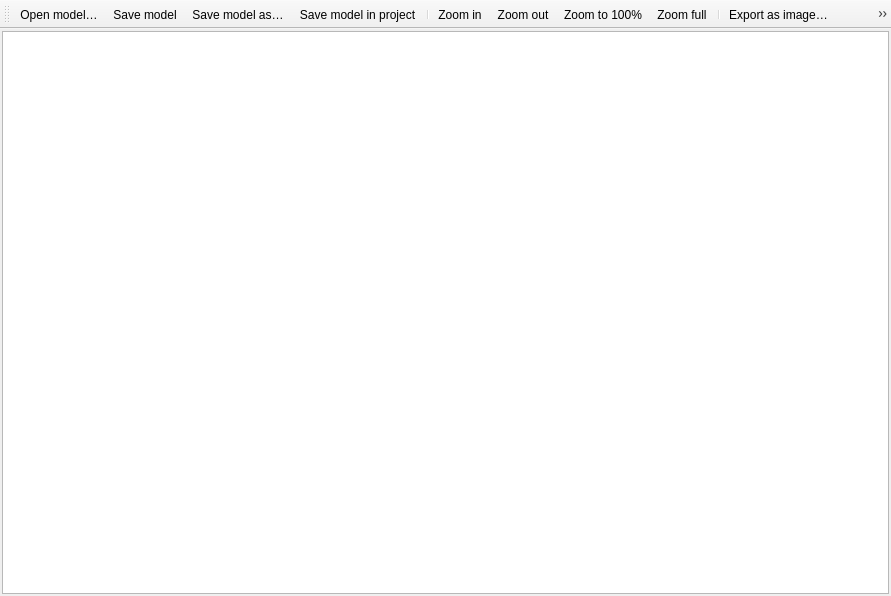
This is python/plugins/processing/ui/DlgModeler.ui in qgis/QGIS as Qt 5 draws it before an edit. The edited form follows.
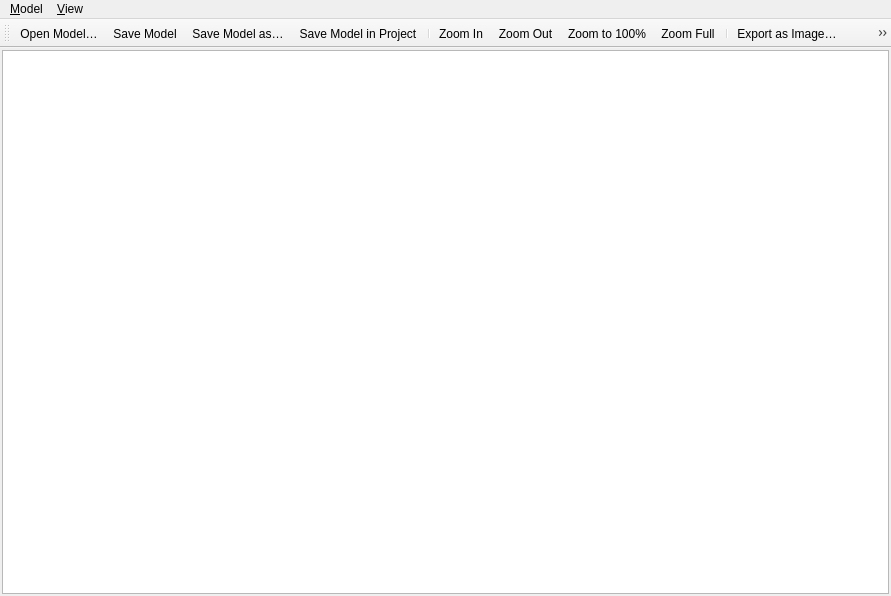
This is the edited form.

Commit message: Add a menu bar to model designer

```diff
--- a/python/plugins/processing/ui/DlgModeler.ui
+++ b/python/plugins/processing/ui/DlgModeler.ui
@@ -35,6 +35,53 @@
     </item>
    </layout>
   </widget>
+  <widget class="QMenuBar" name="mMenu">
+   <property name="geometry">
+    <rect>
+     <x>0</x>
+     <y>0</y>
+     <width>891</width>
+     <height>24</height>
+    </rect>
+   </property>
+   <widget class="QMenu" name="menu_Model">
+    <property name="title">
+     <string>&amp;Model</string>
+    </property>
+    <widget class="QMenu" name="menuExport">
+     <property name="title">
+      <string>Export</string>
+     </property>
+     <addaction name="mActionExportImage"/>
+     <addaction name="mActionExportPdf"/>
+     <addaction name="mActionExportSvg"/>
+     <addaction name="separator"/>
+     <addaction name="mActionExportPython"/>
+    </widget>
+    <addaction name="mActionRun"/>
+    <addaction name="separator"/>
+    <addaction name="mActionOpen"/>
+    <addaction name="mActionSave"/>
+    <addaction name="mActionSaveAs"/>
+    <addaction name="mActionSaveInProject"/>
+    <addaction name="mActionEditHelp"/>
+    <addaction name="separator"/>
+    <addaction name="menuExport"/>
+    <addaction name="separator"/>
+    <addaction name="mActionClose"/>
+   </widget>
+   <widget class="QMenu" name="menu_View">
+    <property name="title">
+     <string>&amp;View</string>
+    </property>
+    <addaction name="mActionZoomIn"/>
+    <addaction name="mActionZoomOut"/>
+    <addaction name="mActionZoomActual"/>
+    <addaction name="mActionZoomToItems"/>
+   </widget>
+   <addaction name="menu_Model"/>
+   <addaction name="menu_View"/>
+  </widget>
   <widget class="QToolBar" name="mToolbar">
    <property name="windowTitle">
     <string>Navigation</string>
@@ -65,7 +112,7 @@
   </widget>
   <action name="mActionOpen">
    <property name="text">
-    <string>Open model…</string>
+    <string>Open Model…</string>
    </property>
    <property name="toolTip">
     <string>Open model (Ctrl+O)</string>
@@ -76,7 +123,7 @@
   </action>
   <action name="mActionSave">
    <property name="text">
-    <string>Save model</string>
+    <string>Save Model</string>
    </property>
    <property name="toolTip">
     <string>Save model (Ctrl+S)</string>
@@ -87,7 +134,7 @@
   </action>
   <action name="mActionSaveAs">
    <property name="text">
-    <string>Save model as…</string>
+    <string>Save Model as…</string>
    </property>
    <property name="toolTip">
     <string>Save model as (Ctrl+S)</string>
@@ -109,7 +156,7 @@
   </action>
   <action name="mActionZoomIn">
    <property name="text">
-    <string>Zoom in</string>
+    <string>Zoom In</string>
    </property>
    <property name="toolTip">
     <string>Zoom in</string>
@@ -120,7 +167,7 @@
   </action>
   <action name="mActionZoomOut">
    <property name="text">
-    <string>Zoom out</string>
+    <string>Zoom Out</string>
    </property>
    <property name="toolTip">
     <string>Zoom out</string>
@@ -131,7 +178,7 @@
   </action>
   <action name="mActionExportImage">
    <property name="text">
-    <string>Export as image…</string>
+    <string>Export as Image…</string>
    </property>
    <property name="toolTip">
     <string>Export as image</string>
@@ -139,7 +186,7 @@
   </action>
   <action name="mActionZoomToItems">
    <property name="text">
-    <string>Zoom full</string>
+    <string>Zoom Full</string>
    </property>
    <property name="toolTip">
     <string>Zoom full</string>
@@ -174,7 +221,7 @@
   </action>
   <action name="mActionEditHelp">
    <property name="text">
-    <string>Edit model help…</string>
+    <string>Edit Model Help…</string>
    </property>
    <property name="toolTip">
     <string>Edit model help</string>
@@ -182,7 +229,7 @@
   </action>
   <action name="mActionRun">
    <property name="text">
-    <string>Run model…</string>
+    <string>Run Model…</string>
    </property>
    <property name="toolTip">
     <string>Run model (F5)</string>
@@ -193,7 +240,7 @@
   </action>
   <action name="mActionSaveInProject">
    <property name="text">
-    <string>Save model in project</string>
+    <string>Save Model in Project</string>
    </property>
    <property name="toolTip">
     <string>Save model in project</string>
```
Left out of the diff: 5 changed lines with no effect on the pictures. The commit also changes 1 other file.
